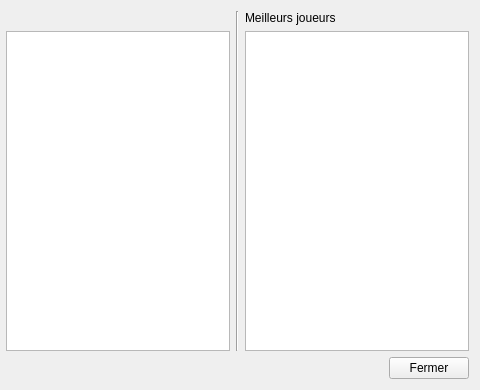
wolce/CaCasseTroisPattesAUnMillePattes, file src/joueursdialog.ui: the form before one commit; both pictures show x 267 to 747 and y 0 to 390 of the 747 by 390 pixel window.
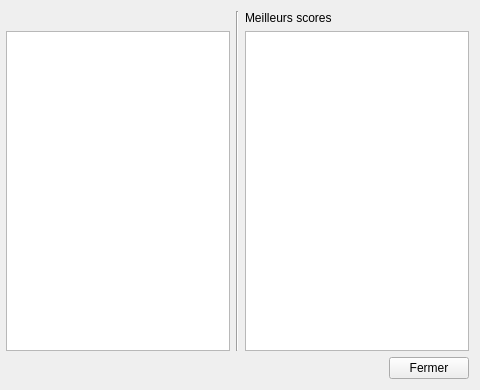
The form after the commit.

Commit message: Affichage des meilleurs scores

The edit to the form file:
```diff
--- a/src/joueursdialog.ui
+++ b/src/joueursdialog.ui
@@ -143,7 +143,7 @@
          <item>
           <widget class="QLabel" name="label_2">
            <property name="text">
-            <string>Meilleurs joueurs</string>
+            <string>Meilleurs scores</string>
            </property>
           </widget>
          </item>
```
The commit also changes 4 other files.
